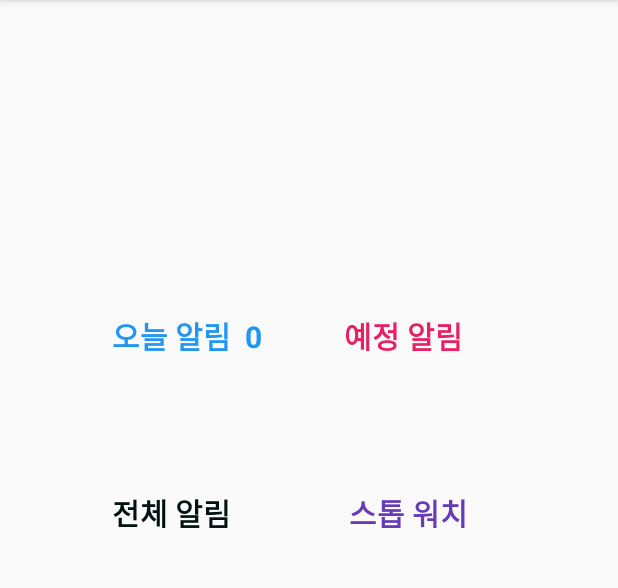
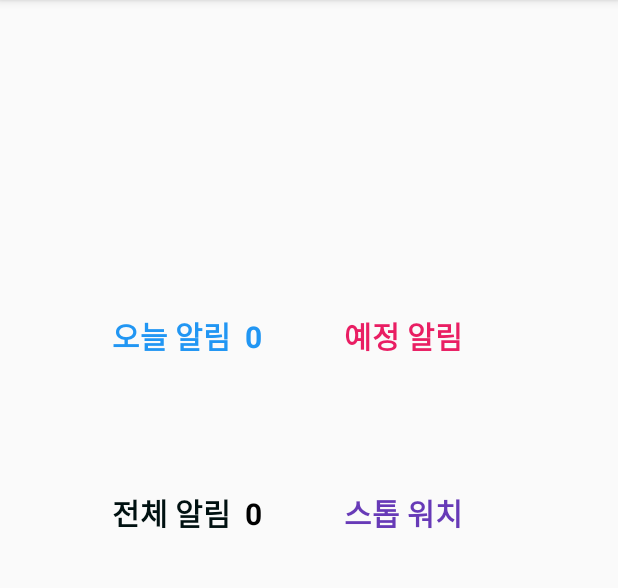
Before and after one commit to EunjoungAhn/RemainderApplication, an Android app: the screen it shows after launch (IntroActivity), on a phone screen of 412 x 824 dp, the part 84-672 px from its top. Run offline under Robolectric (Android 15) with nearby library versions, the phone set to English and light mode, and no system bars; 2 statements that could not run were skipped.

Commit message:
commit 3

```diff
--- a/app/src/main/java/com/example/remainderapplication/IntroActivity.java
+++ b/app/src/main/java/com/example/remainderapplication/IntroActivity.java
@@ -15,7 +15,7 @@ public class IntroActivity extends AppCompatActivity {
     Button todayButton, laterButton, allButton, goTostopWatchBtn;
     SQLiteDatabase sqlDB;
     DbHelper dbHelper;
-    TextView today_count;
+    TextView today_count, all_count;
 
     @Override
     protected void onCreate(Bundle savedInstanceState) {
@@ -24,8 +24,11 @@ public class IntroActivity extends AppCompatActivity {
 
         //DB에 저장되어 있는 데이터 개수 카운트 화면에 출력
         today_count = findViewById(R.id.today_count);
+        all_count = findViewById(R.id.all_count);
          int todayNum = count();
+         int allDayNum = count();
         today_count.setText(String.valueOf(todayNum));
+        all_count.setText(String.valueOf(allDayNum));
 
         //오늘 알림 화면으로 이동 버튼
         todayButton = findViewById(R.id.todayButton);
--- a/app/src/main/res/layout/activity_intro.xml
+++ b/app/src/main/res/layout/activity_intro.xml
@@ -48,6 +48,7 @@
         />
     </LinearLayout>
 
+
     <LinearLayout
         android:layout_width="wrap_content"
         android:layout_height="wrap_content"
@@ -65,6 +66,17 @@
         android:layout_marginLeft="70dp"
         android:layout_marginTop="70dp"
         />
+        <TextView
+            android:id="@+id/all_count"
+            android:layout_width="wrap_content"
+            android:layout_height="wrap_content"
+            android:layout_marginLeft="5dp"
+            android:text=" 0 "
+            android:textSize="20dp"
+            android:textColor="#000000"
+            android:textStyle="bold"
+            android:layout_marginTop="70dp"
+            />
 
     <Button
         android:id="@+id/goTostopWatchBtn"
@@ -75,7 +87,7 @@
         android:textStyle="bold"
         android:textColor="#673AB7"
         android:background="#00ff0000"
-        android:layout_marginLeft="70dp"
+        android:layout_marginLeft="50dp"
         android:layout_marginTop="70dp"
         />
     </LinearLayout>
```
